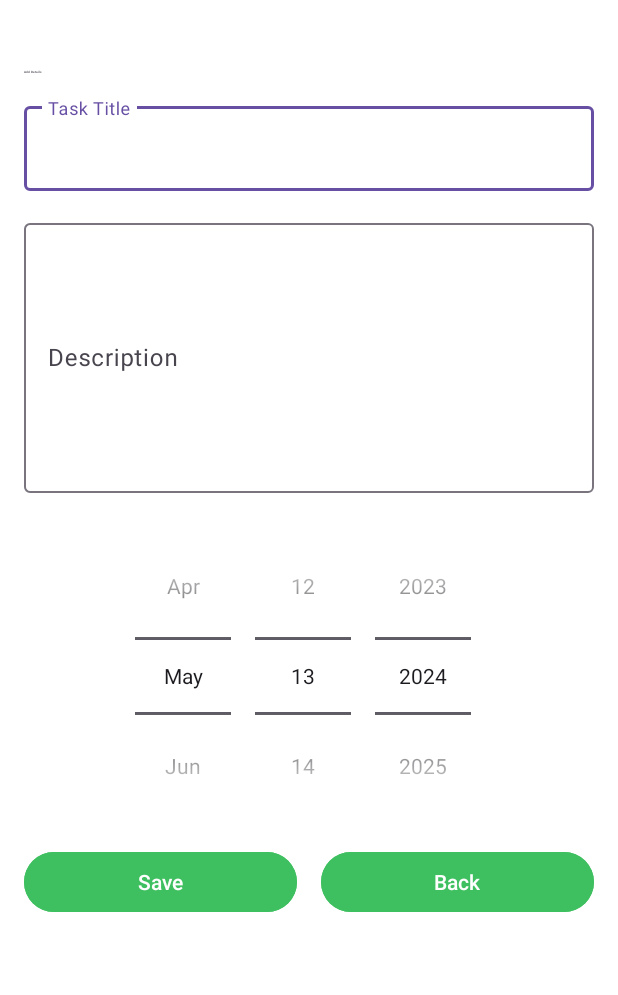
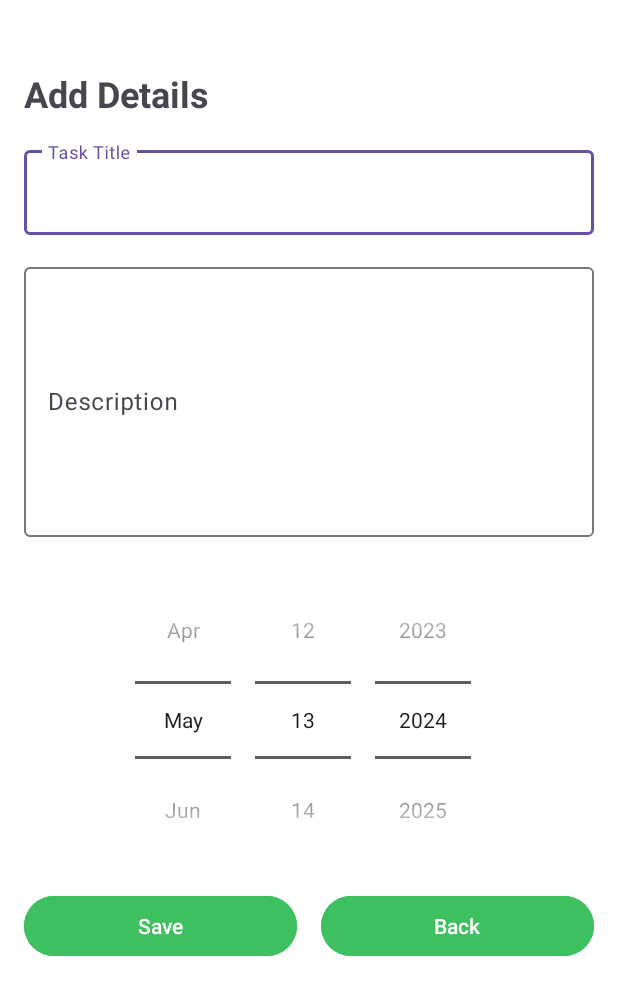
Before and after one commit to Tharusha200219/Task_Management_Application_Year_2_Sem_2, an Android app: the CreateCard screen opened directly, with no data from a screen before it, on a phone screen of 412 x 824 dp. Shown: the top 995 px of the screen. Run offline under Robolectric (Android 15) with nearby library versions, the phone set to English and light mode, and no system bars; our stand-ins replace Room's generated code; Roboto replaces fonts that are not available here.

Commit message:
some updates

```diff
--- a/app/src/main/res/layout/activity_create_card.xml
+++ b/app/src/main/res/layout/activity_create_card.xml
@@ -15,7 +15,7 @@
         android:layout_height="wrap_content"
         android:layout_marginTop="30dp"
         android:text="Add Details"
-        android:textSize="2sp"
+        android:textSize="24sp"
         android:textStyle="bold"
         android:layout_marginBottom="16dp"/>
 
```
